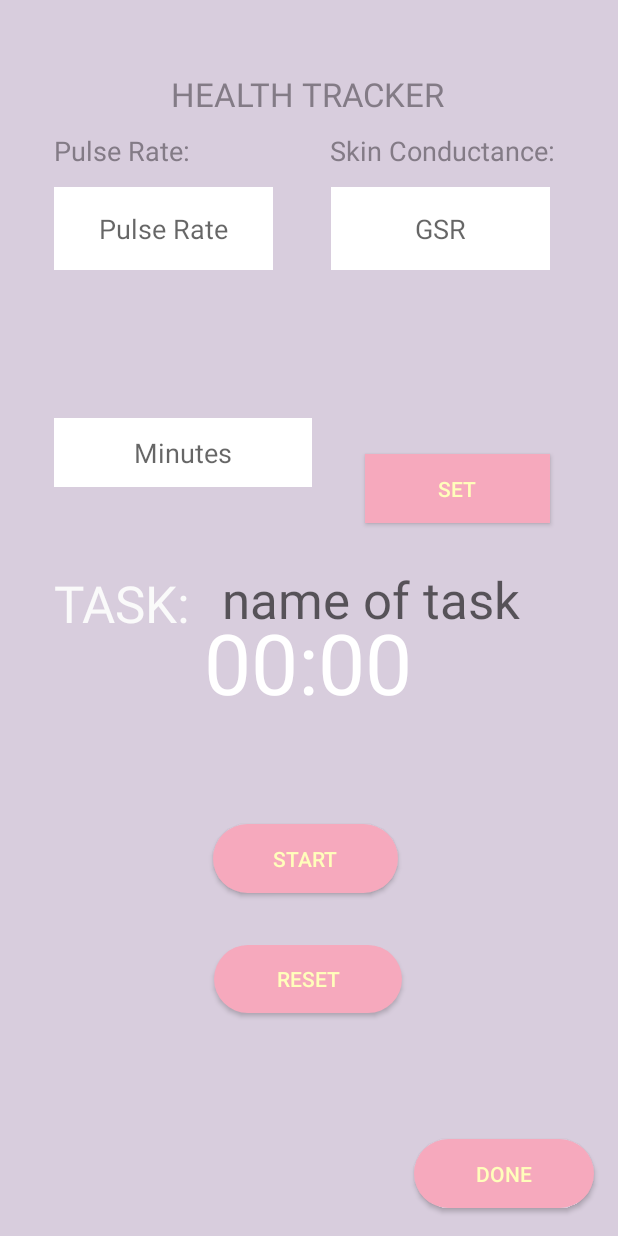
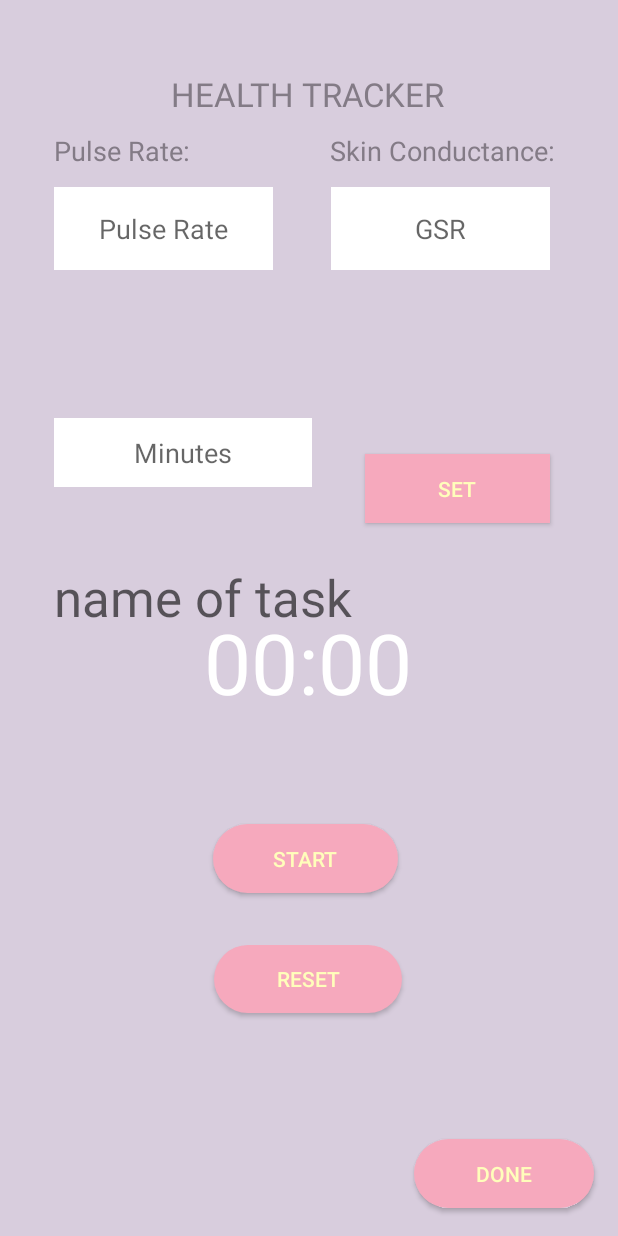
Before and after one commit to marinellaom/FocuslyApp, an Android app: the layout activity_on_task.xml on its own in the app's theme, with its tools: preview values and no code run, on a phone screen of 412 x 824 dp. Run offline under Robolectric (Android 15) with nearby library versions, the phone set to English and light mode, and no system bars.

Commit message:
minimal changes

```diff
--- a/app/src/main/java/com/example/focusly/OnTaskActivity.java
+++ b/app/src/main/java/com/example/focusly/OnTaskActivity.java
@@ -56,7 +56,7 @@ public class OnTaskActivity extends AppCompatActivity {
 
         Intent i = getIntent();/*-- GET & DISPLAY TASK NAME OVERVIEW--*/
         String taskDisplay = i.getStringExtra("TASKDISPLAY");
-        ((TextView) findViewById(R.id.task_display)).setText(taskDisplay);
+        ((TextView) findViewById(R.id.task_display)).setText("TASK: " + taskDisplay);
 
         taskTimerDisplay = findViewById(R.id.text_view_countdown);
         startCountdownTimer = findViewById(R.id.button_start_pause);
@@ -98,7 +98,7 @@ public class OnTaskActivity extends AppCompatActivity {
 //EDIT: HANGGANG DITO LOL
 
 
-        // START BUTTON WHEN CLICKED NAGIGING PAUSE BUTTON
+        // START BUTTON WHEN CLICKED NAGIGING PAUSE BUTTON (SUPER GULO PA NITO HUHU)
         startCountdownTimer.setOnClickListener(new View.OnClickListener() {
             @Override
             public void onClick(View v) {
--- a/app/src/main/res/layout/activity_on_task.xml
+++ b/app/src/main/res/layout/activity_on_task.xml
@@ -70,22 +70,6 @@
         tools:visibility="visible" />
 
     <TextView
-        android:id="@+id/textView5"
-        android:layout_width="wrap_content"
-        android:layout_height="wrap_content"
-        android:layout_marginEnd="10dp"
-        android:layout_marginBottom="52dp"
-        android:text="TASK:"
-        android:textAppearance="@style/TextAppearance.AppCompat.Display1"
-        android:textColor="#FAFAFA"
-        app:layout_constraintBottom_toBottomOf="parent"
-        app:layout_constraintEnd_toEndOf="parent"
-        app:layout_constraintHorizontal_bias="0.116"
-        app:layout_constraintStart_toStartOf="parent"
-        app:layout_constraintTop_toTopOf="parent"
-        app:layout_constraintVertical_bias="0.522" />
-
-    <TextView
         android:id="@+id/task_display"
         android:layout_width="264dp"
         android:layout_height="50dp"
@@ -97,10 +81,10 @@
         android:textColor="#FBFAFA"
         app:layout_constraintBottom_toBottomOf="parent"
         app:layout_constraintEnd_toEndOf="parent"
-        app:layout_constraintHorizontal_bias="1.0"
+        app:layout_constraintHorizontal_bias="0.244"
         app:layout_constraintStart_toStartOf="parent"
         app:layout_constraintTop_toTopOf="parent"
-        app:layout_constraintVertical_bias="0.493" />
+        app:layout_constraintVertical_bias="0.491" />
 
     <Button
         android:id="@+id/wow"
```
